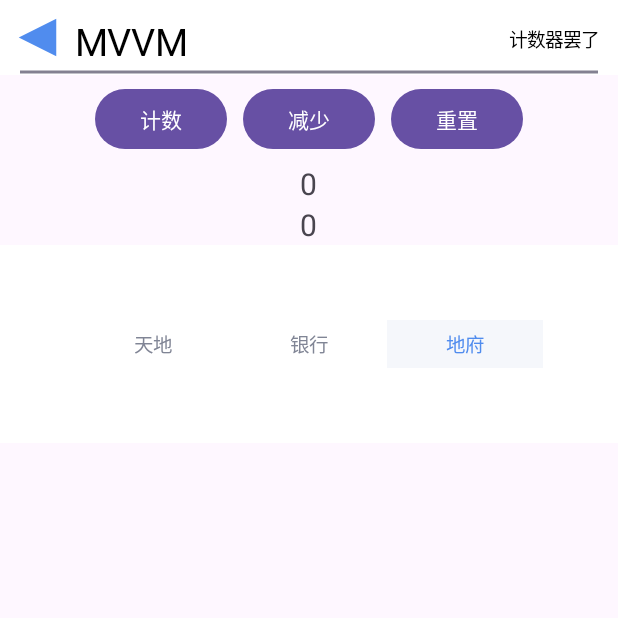
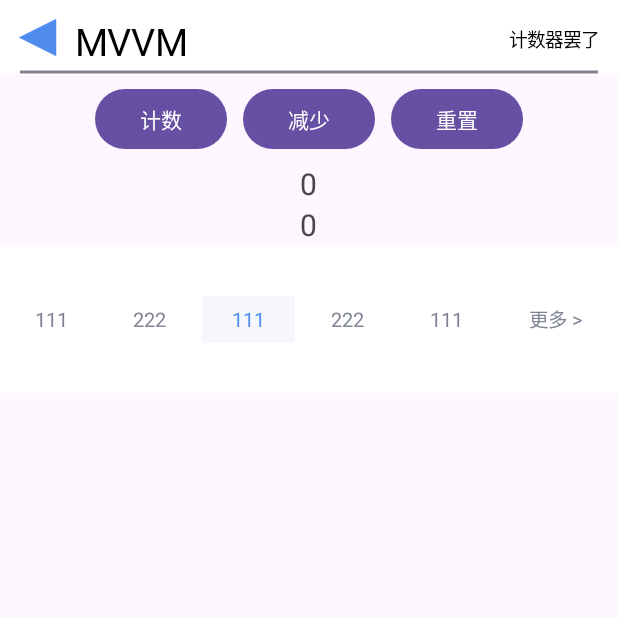
Before and after one commit to Jungezi/AndroidUITest, an Android app: the MvvmTestActivity screen opened directly, with no data from a screen before it, on a phone screen of 412 x 824 dp, the top half of it. Run offline under Robolectric (Android 15) with nearby library versions, the phone set to English and light mode, and no system bars; our stand-ins replace data binding.

Commit message:
优化布局、点击“更多”按钮时颜色变化

```diff
--- a/app/src/main/java/com/www233/uitest/alterButtonList/AlterButtonListView.java
+++ b/app/src/main/java/com/www233/uitest/alterButtonList/AlterButtonListView.java
@@ -20,6 +20,7 @@ import android.widget.ImageView;
 import android.widget.LinearLayout;
 import android.widget.RadioButton;
 import android.widget.RadioGroup;
+import android.widget.Space;
 import android.widget.TextView;
 
 import androidx.annotation.NonNull;
@@ -40,66 +41,162 @@ import java.util.List;
 
 public class AlterButtonListView extends RadioGroup {
     private static final String TAG = "AlterButtonListView";
-    private int button_size, max_size, default_check, text_size, show_size;
-    String more_hint;
-    List<RadioButton> radio_button = new ArrayList<>();
-    List<String> radio_button_others = new ArrayList<>();
-    Context context;
-    Point point;
-    AlertDialog dialog;
+
+
+    /**
+     * 设置最多的显示个数
+     *
+     * @param button_size 显示数量
+     */
+    public void setButton_size(int button_size) {
+        this.button_size = button_size;
+    }
+
+    public int getMax_size() {
+        return max_size;
+    }
+
+    public int getDefault_check() {
+        return default_check;
+    }
+
+    public void setDefault_check(int default_check) {
+        this.default_check = default_check;
+    }
+
+    public int getText_size() {
+        return text_size;
+    }
+
+    public void setText_size(int text_size) {
+        this.text_size = text_size;
+    }
+
+    public void setShow_size(int show_size) {
+        this.show_size = show_size;
+    }
+
+    public void setMore_hint(String more_hint) {
+        this.more_hint = more_hint;
+    }
+
+    private int button_size, max_size, default_check = 0, text_size = 13, show_size, last_check = 0;
+    private String more_hint = getResources().getString(R.string.more_hint_default);
+    private List<RadioButton> radio_button = new ArrayList<>();
+    private List<String> radio_button_others = new ArrayList<>();
+    private Context context;
+    private Point point;
+    private AlertDialog dialog;
     private OnSelectedButtonChangedListener onSelectedButtonChangedListener;
 
+    private void alldo(Context context) {
+        this.context = context;
+        WindowManager systemService = (WindowManager) (context.getApplicationContext().getSystemService(Context.WINDOW_SERVICE));
+        point = new Point();
+        systemService.getDefaultDisplay().getSize(point);
+
+        this.setOrientation(LinearLayout.HORIZONTAL);
+        this.setBackground(getResources().getDrawable(R.color.white, context.getTheme()));
+        this.setPadding(0, 50, 0, 50);
+
+    }
+
     public AlterButtonListView(Context context) {
-        this(context, null);
+        this(context, (AttributeSet) null);
     }
 
     public AlterButtonListView(Context context, AttributeSet attrs) {
         super(context, attrs);
-        this.context = context;
-
-        WindowManager systemService = (WindowManager) (context.getApplicationContext().getSystemService(Context.WINDOW_SERVICE));
-
-        point = new Point();
-        systemService.getDefaultDisplay().getSize(point);
+        alldo(context);
+        initAttr(attrs);
+    }
 
 
-        Log.e(TAG, "AlterButtonListView: initAttr");
-        initAttr(attrs);
-        Log.e(TAG, "AlterButtonListView: View");
-        initView();
+    public AlterButtonListView(Context context, int max_size) {
+        this(context, max_size, null);
     }
 
-    private void initView() {
-        this.setOrientation(LinearLayout.HORIZONTAL);
+    public AlterButtonListView(Context context, int max_size, @Nullable List<String> list) {
+        super(context);
+        alldo(context);
+        this.max_size = max_size;
+        if (list != null) initViewFromList(list);
+    }
+
+
+    /**
+     * 加入按钮list
+     *
+     * @param list
+     */
+    public void push(@NonNull List<String> list) {
+        initViewFromList(list);
+    }
+
+    /**
+     * 清空
+     */
+    public void clear() {
+
+    }
+
+    /**
+     * 用list替换当前的按钮
+     *
+     * @param list
+     */
+    public void replace(@NonNull List<String> list) {
+
+    }
+
+    /**
+     * 通过list创建视图
+     *
+     * @param list
+     */
+    private void initViewFromList(@NonNull List<String> list) {
         Log.e(TAG, "AlterButtonListView: addView");
 
-        LayoutParams layoutParams = new LayoutParams(0, LayoutParams.WRAP_CONTENT, 1f);
+        LayoutParams layoutParams = new LayoutParams(LayoutParams.WRAP_CONTENT, LayoutParams.WRAP_CONTENT);
+        LayoutParams layoutParams_space = new LayoutParams(0, LayoutParams.WRAP_CONTENT, 1f);
 
+        button_size = list.size();
+        show_size = Math.min(button_size, max_size);
+
+        Space space = getSpace(layoutParams_space);
+        addView(space);
 
         for (int i = 0; i < show_size; i++) {
-            RadioButton rb = getRadioButton(layoutParams);
-            rb.setChecked(i == default_check);
+            RadioButton rb = getRadioButton(layoutParams, list.get(i));
+//            rb.setChecked(i == default_check);
             radio_button.add(rb);
             int finalI = i;
             rb.setOnClickListener(v -> callSelectedButtonChangedListener(finalI));
             addView(rb);
-            Log.e(TAG, "initView: " + rb.toString());
+
+            space = getSpace(layoutParams_space);
+            addView(space);
         }
 
         if (button_size > max_size) {
 
-            RadioButton rb = getRadioButton(layoutParams);
-            rb.setText(getResources().getString(R.string.more_hint_default));
-            rb.setChecked(default_check >= show_size);  // 选中更多
+            RadioButton rb = getRadioButton(layoutParams, getResources().getString(R.string.more_hint_default));
+//            rb.setChecked(default_check >= show_size);  // 选中更多
             addView(rb);
+            space = getSpace(layoutParams_space);
+            addView(space);
+            radio_button.add(rb);
+
 
             for (int i = max_size; i < button_size; i++) {
-                radio_button_others.add(getResources().getString(R.string.button_item_default));
+                radio_button_others.add(list.get(i));
             }
 
             rb.setOnClickListener(new OnClickListener() {
                 @Override
                 public void onClick(View v) {
+                    setCheck(last_check);
+                    Log.e(TAG, "setClick: " + last_check);
                     RecyclerView recyclerView = initDialog();
                     dialog = new AlertDialog.Builder(context)
                             .setView(recyclerView)
@@ -114,8 +211,15 @@ public class AlterButtonListView extends RadioGroup {
                 }
             });
         }
+        setCheck(default_check);
+
+    }
 
 
+    private Space getSpace(LayoutParams layoutParamsSpace) {
+        Space space = new Space(context);
+        space.setLayoutParams(layoutParamsSpace);
+        return space;
     }
 
     private RecyclerView initDialog() {
@@ -140,11 +244,17 @@ public class AlterButtonListView extends RadioGroup {
 
     public void setCheck(int index) {
 
-        if (index >= show_size) index = show_size - 1;
-        for (int i = 0; i < show_size; i++) {
-            radio_button.get(i).setChecked(false);
-        }
-        radio_button.get(index).setChecked(true);
+//        int id = getChildAt(Math.min(index, show_size)).getId();
+//        if (id != -1)
+//            check(id);
+//        else {
+            if (index > show_size) index = show_size;
+            for (int i = 0; i < show_size; i++) {
+                radio_button.get(i).setChecked(false);
+            }
+        Log.e(TAG, "setCheck: rb_len " + radio_button.size() );
+            radio_button.get(index).setChecked(true);
+//        }
     }
 
     public int getCheck() {
@@ -160,18 +270,24 @@ public class AlterButtonListView extends RadioGroup {
     }
 
     private void callSelectedButtonChangedListener(int position) {
+        last_check = position;
+        Log.e(TAG, "callSelectedButtonChangedListener: " + last_check);
         onSelectedButtonChangedListener.changed(position);
     }
 
     @NonNull
-    private RadioButton getRadioButton(LayoutParams layoutParams) {
+    private RadioButton getRadioButton(LayoutParams layoutParams, @Nullable String text) {
         RadioButton rb = new RadioButton(context);
         rb.setLayoutParams(layoutParams);
         rb.setBackground(getResources().getDrawable(R.drawable.alter_button_selected, null));
         rb.setTextColor(getResources().getColorStateList(R.color.alter_button_selected_color, null));
         rb.setTextSize(text_size);
+        rb.setPadding(30, 0, 30, 0);
         rb.setGravity(Gravity.CENTER);
-        rb.setText(getResources().getString(R.string.button_item_default));
+        if (text == null)
+            rb.setText(getResources().getString(R.string.button_item_default));
+        else
+            rb.setText(text);
         rb.setButtonDrawable(null);
         return rb;
     }
@@ -223,8 +339,8 @@ public class AlterButtonListView extends RadioGroup {
 //            layoutParams.topMargin = 10;
 //            layoutParams.bottomMargin = 10;
             textView.setLayoutParams(layoutParams);
-            textView.setTextSize(20);
-            textView.setPadding(0, 10, 0, 10);
+            textView.setTextSize(15);
+            textView.setPadding(0, 30, 0, 30);
 //            if (viewType == 1) {
 //                textView.setTextColor(getResources().getColor(R.color.blue, null));
 //                textView.setBackground(getResources().getDrawable(R.color.grey_heavy, null));
@@ -240,6 +356,8 @@ public class AlterButtonListView extends RadioGroup {
             String tableItem = radio_button_others.get(position);
             holder.tv.setText(tableItem);
             holder.tv.setOnClickListener(v -> {
+                Log.e(TAG, "onBindViewHolder: Clicked!" + max_size);
+                setCheck(max_size);
                 callSelectedButtonChangedListener(holder.getAdapterPosition() + max_size);
                 dialog.dismiss();
             });
@@ -267,4 +385,8 @@ public class AlterButtonListView extends RadioGroup {
             tv = itemView;
         }
     }
+
+    static public interface OnSelectedButtonChangedListener {
+        void changed(int position);
+    }
 }
--- a/app/src/main/java/com/www233/uitest/alterButtonList/OnSelectedButtonChangedListener.java
+++ /dev/null
@@ -1,5 +0,0 @@
-package com.www233.uitest.alterButtonList;
-
-public interface OnSelectedButtonChangedListener {
-    void changed(int position);
-}
--- a/app/src/main/java/com/www233/uitest/mvvmtest/MvvmTestActivity.java
+++ b/app/src/main/java/com/www233/uitest/mvvmtest/MvvmTestActivity.java
@@ -5,6 +5,7 @@ import android.content.SharedPreferences;
 import android.os.Bundle;
 import android.util.Log;
 import android.view.View;
+import android.widget.LinearLayout;
 import android.widget.TextView;
 import android.widget.Toast;
 
@@ -14,14 +15,15 @@ import androidx.core.graphics.Insets;
 import androidx.core.view.ViewCompat;
 import androidx.core.view.WindowInsetsCompat;
 import androidx.databinding.DataBindingUtil;
-import androidx.databinding.ViewDataBinding;
 import androidx.lifecycle.Observer;
 import androidx.lifecycle.ViewModelProvider;
 
 import com.www233.uitest.R;
 import com.www233.uitest.alterButtonList.AlterButtonListView;
-import com.www233.uitest.alterButtonList.OnSelectedButtonChangedListener;
 import com.www233.uitest.databinding.ActivityMvvmTestBinding;
+
+import java.util.ArrayList;
+import java.util.List;
 
 public class MvvmTestActivity extends AppCompatActivity {
     private static final String TAG = "myView";
@@ -54,18 +56,25 @@ public class MvvmTestActivity extends AppCompatActivity {
     }
 
     private void initButtonList() {
-        AlterButtonListView alterButtonListView = findViewById(R.id.blv);
-        alterButtonListView.setButtonText(0, "天地")
-                .setButtonText(1, "银行")
-                .setButtonText(2, "地府");
+        LinearLayout linearLayout = findViewById(R.id.main);
+        List<String> list = new ArrayList<>();
+        list.add("111");
+        list.add("222");
+        list.add("111");
+        list.add("222");
+        list.add("111");
+        list.add("222");
+        list.add("2223232");
+        list.add("223222");
+        AlterButtonListView alterButtonListView = new AlterButtonListView(this, 5, list);
+        linearLayout.addView(alterButtonListView);
+        alterButtonListView.setCheck(2);
 
-        alterButtonListView.setCheck(1);
-        alterButtonListView.setCheck(3);
 
-        alterButtonListView.setOnSelectedButtonChangedListener(new OnSelectedButtonChangedListener() {
+        alterButtonListView.setOnSelectedButtonChangedListener(new AlterButtonListView.OnSelectedButtonChangedListener() {
             @Override
             public void changed(int position) {
-                Toast.makeText(MvvmTestActivity.this,String.valueOf(position), Toast.LENGTH_SHORT).show();
+//                Toast.makeText(MvvmTestActivity.this, String.valueOf(position), Toast.LENGTH_SHORT).show();
             }
         });
     }
@@ -74,10 +83,10 @@ public class MvvmTestActivity extends AppCompatActivity {
         preferences = getPreferences(Context.MODE_PRIVATE);
         int num = preferences.getInt("CNT", 0);
         Log.e(TAG, "initViewModel: ");
-        myViewModel = new ViewModelProvider(this,new MyViewModelFactory(num)).get(MyViewModel.class);
+        myViewModel = new ViewModelProvider(this, new MyViewModelFactory(num)).get(MyViewModel.class);
         myObservable = new MyObservable(num);
 
-        Log.e(TAG, "initViewModel: vm1" );
+        Log.e(TAG, "initViewModel: vm1");
         myViewModel.getCnt().observe(this, new Observer<Integer>() {
             @Override
             public void onChanged(Integer integer) {
--- a/app/src/main/res/layout/activity_mvvm_test.xml
+++ b/app/src/main/res/layout/activity_mvvm_test.xml
@@ -78,15 +78,15 @@
             android:text="@{String.valueOf(vm2.cnt) ,default=11}"
             android:textSize="20sp" />
 
-        <com.www233.uitest.alterButtonList.AlterButtonListView
-            android:id="@+id/blv"
-            android:layout_width="match_parent"
-            android:layout_height="wrap_content"
-            android:background="@color/white"
-            android:padding="50dp"
-            app:button_size="3"
-            app:default_check="2"
-            app:max_size="5" />
+<!--        <com.www233.uitest.alterButtonList.AlterButtonListView-->
+<!--            android:id="@+id/blv"-->
+<!--            android:layout_width="match_parent"-->
+<!--            android:layout_height="wrap_content"-->
+<!--            android:background="@color/white"-->
+<!--            android:padding="50dp"-->
+<!--            app:button_size="3"-->
+<!--            app:default_check="2"-->
+<!--            app:max_size="5" />-->
 
 
     </LinearLayout>
--- a/app/src/main/res/layout/alter_button_list_others.xml
+++ /dev/null
@@ -1,6 +0,0 @@
-<?xml version="1.0" encoding="utf-8"?>
-<androidx.constraintlayout.widget.ConstraintLayout xmlns:android="http://schemas.android.com/apk/res/android"
-    android:layout_width="match_parent"
-    android:layout_height="match_parent">
-
-</androidx.constraintlayout.widget.ConstraintLayout>
```
Also changed, not shown: app/src/main/java/com/www233/uitest/alterButtonList/AlterButtonDialogFragment.java (deleted, +0 -14 lines), app/src/main/res/layout/alter_button_list_item.xml (deleted, +0 -14 lines).
